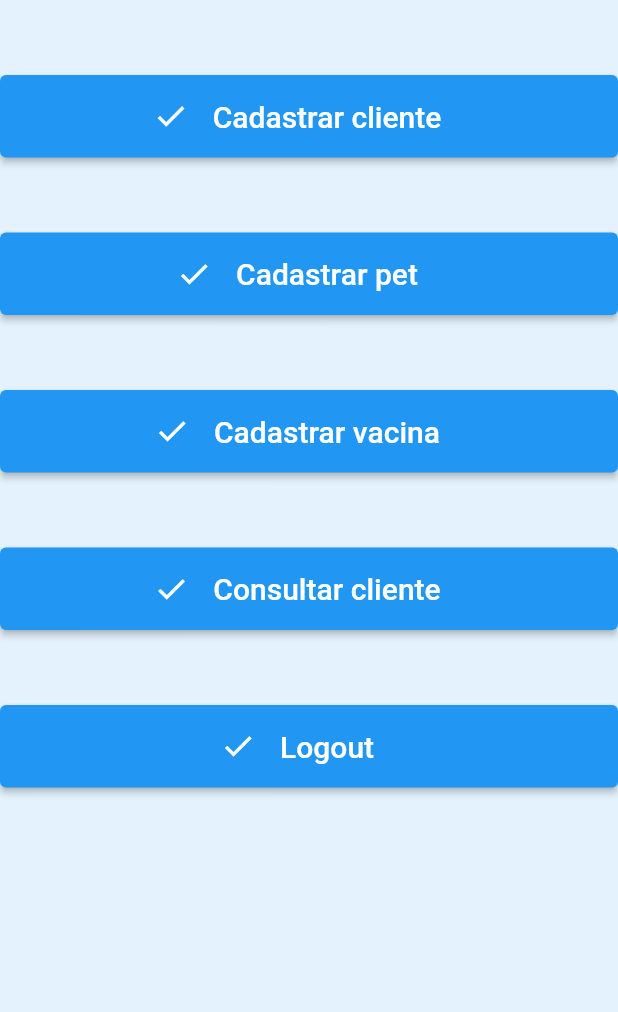
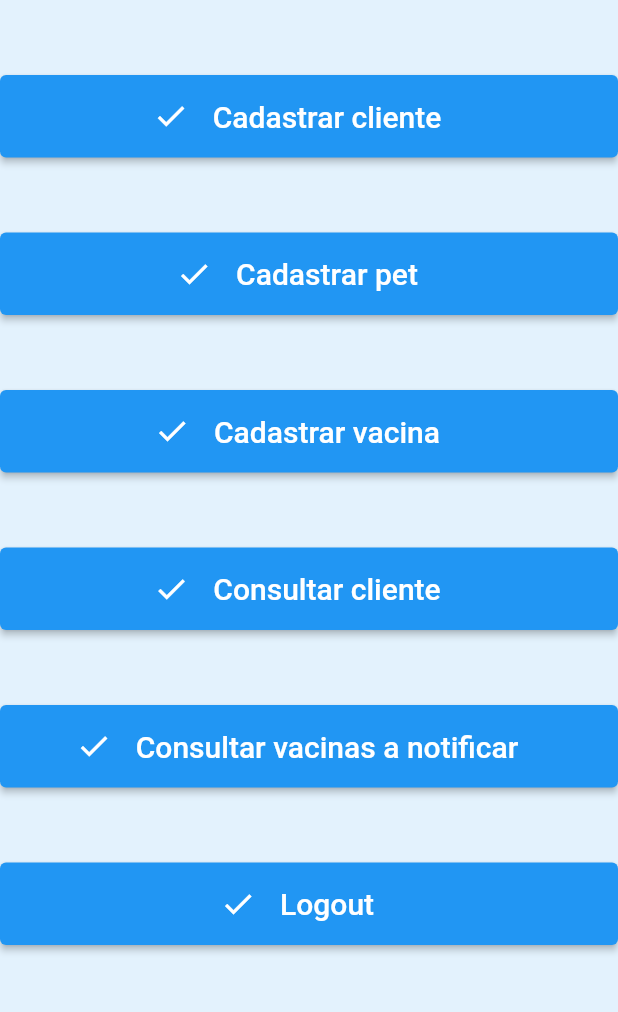
Before and after one commit to Bruno-Eduardo-Ferreira/VacPet, a Flutter app: the screen it shows once a user with an empty profile is signed in, on a phone screen of 412 x 824 dp, the part 132-1144 px from its top. Run offline on Flutter 3.47's test engine with Material 2 defaults, Android fonts, the phone set to English and light mode, and no system bars; our stand-ins replace cloud_firestore, firebase_auth, firebase_core; accounts and stored records are empty.

Commit message:
pagina vacinas para notificar

```diff
--- a/lib/presentation/pages/home/home_page.dart
+++ b/lib/presentation/pages/home/home_page.dart
@@ -5,6 +5,7 @@ import 'package:vacpet/services/auth_service.dart';
 import 'package:flutter/material.dart';
 
 import '../cadastros/cadastro_cliente_page.dart';
+import '../consultas/consulta_vacinas_a_expirar.dart';
 
 class HomePage extends StatefulWidget {
   const HomePage({Key? key}) : super(key: key);
@@ -124,6 +125,28 @@ class _HomePageState extends State<HomePage> {
               padding: const EdgeInsets.only(top: 50.0),
               child: ElevatedButton(
                 onPressed: () {
+                  Navigator.of(context).push(MaterialPageRoute(
+                      builder: (context) => const ConsultaVacina()));
+                },
+                child: Row(
+                  mainAxisAlignment: MainAxisAlignment.center,
+                  children: const [
+                    Icon(Icons.check),
+                    Padding(
+                      padding: EdgeInsets.all(16),
+                      child: Text(
+                        'Consultar vacinas a notificar',
+                        style: TextStyle(fontSize: 20),
+                      ),
+                    ),
+                  ],
+                ),
+              ),
+            ),
+            Padding(
+              padding: const EdgeInsets.only(top: 50.0),
+              child: ElevatedButton(
+                onPressed: () {
                   auth.logout();
                 },
                 child: Row(
```
Also changed, not shown: lib/presentation/pages/cadastros/cadastro_vacina_page.dart (+5 -3 lines), lib/presentation/pages/consultas/consulta_vacinas_a_expirar.dart (added, +111 -0 lines).
